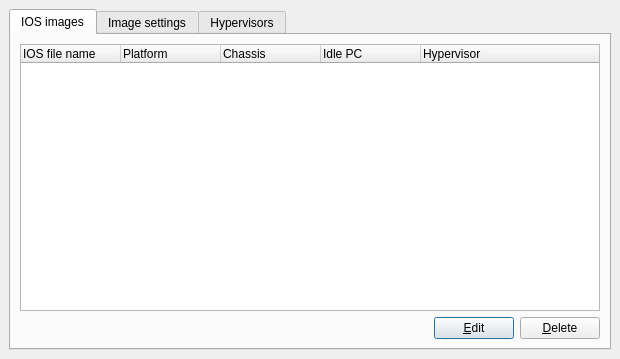
Qt form forms/IOSDialog.ui (GNS3/gns3-legacy) before a commit.
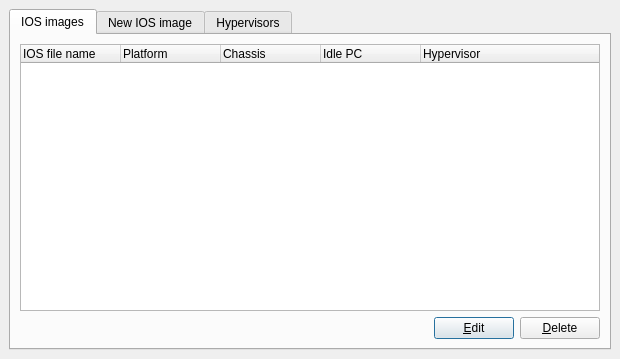
The same form after that commit.

Commit message: [IOS] Bugs solved and unique keys for ios images

Diff of the .ui file:
```diff
--- a/forms/IOSDialog.ui
+++ b/forms/IOSDialog.ui
@@ -111,7 +111,7 @@
      </widget>
      <widget class="QWidget" name="tab_2" >
       <attribute name="title" >
-       <string>Image settings</string>
+       <string>New IOS image</string>
       </attribute>
       <layout class="QVBoxLayout" >
        <property name="margin" >
```
The commit also changes 8 other files.
